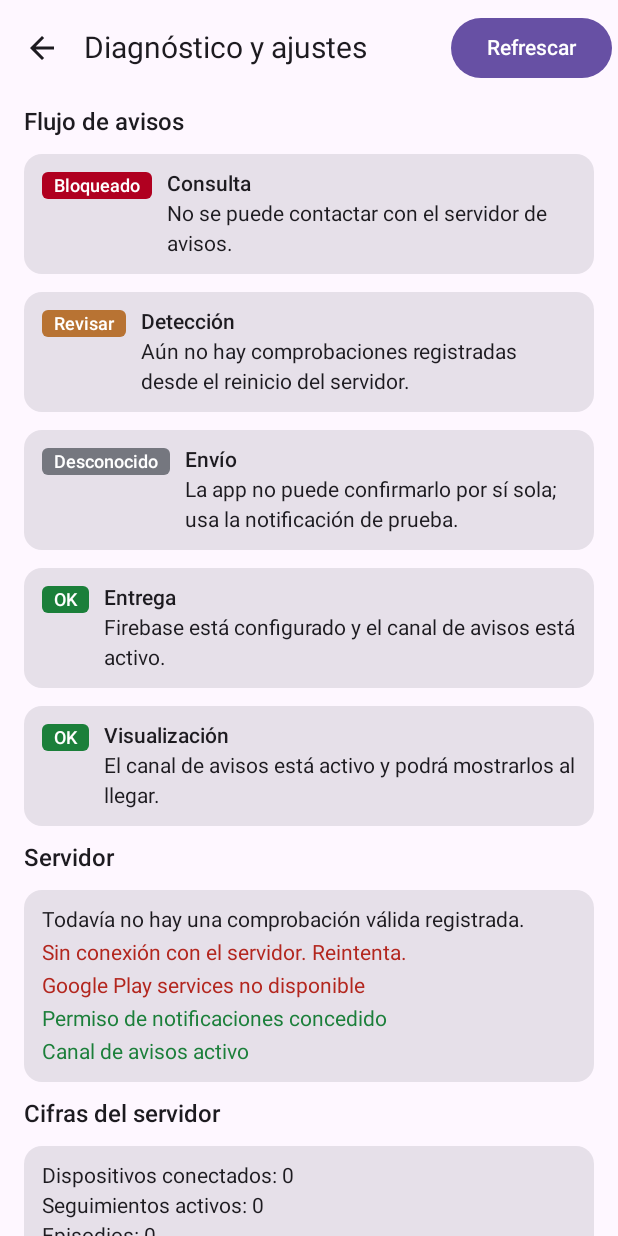
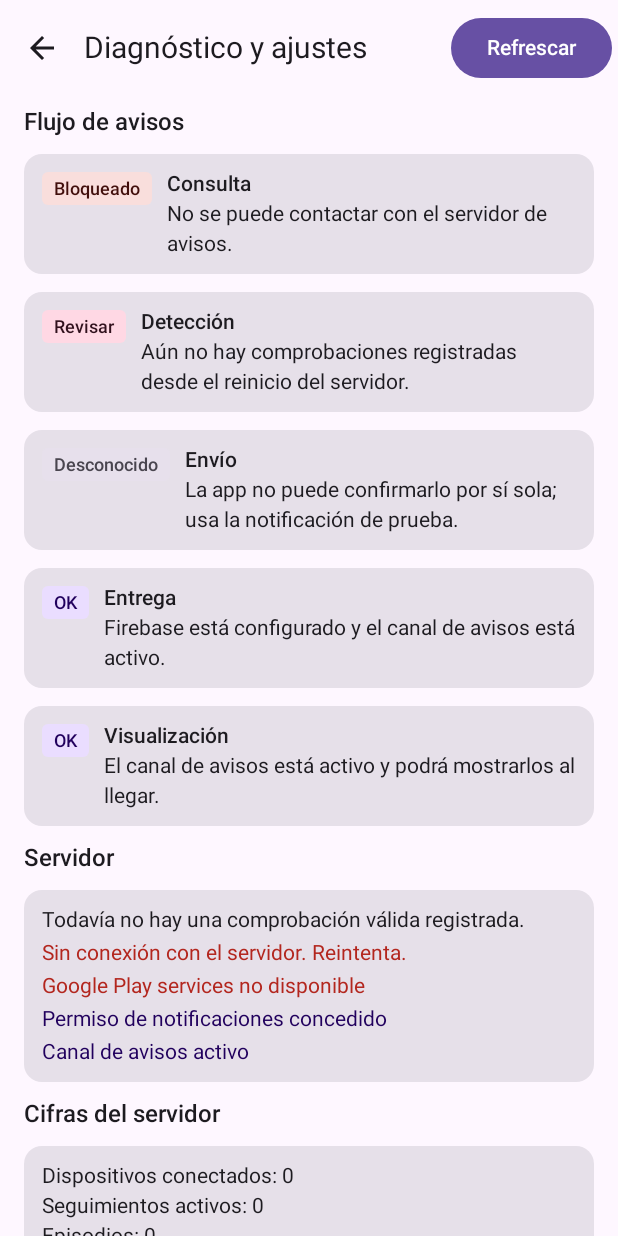
Before and after one commit to Pablovb019/renfe-notifier-android, an Android app built with Jetpack Compose: the DiagnosticsScreen screen opened through its navigation route, on a phone screen of 412 x 824 dp. Run offline under Robolectric (Android 15) with nearby library versions, the light colour scheme and no system bars; network calls fail; pictures from the network do not load.

Commit message:
fase 5: migracion de colores

```diff
--- a/android/app/src/main/java/com/pablovb019/renfenotifier/feature/diagnostics/DiagnosticsScreen.kt
+++ b/android/app/src/main/java/com/pablovb019/renfenotifier/feature/diagnostics/DiagnosticsScreen.kt
@@ -1,15 +1,12 @@
 package com.pablovb019.renfenotifier.feature.diagnostics
 
-import androidx.compose.foundation.background
 import androidx.compose.foundation.layout.Arrangement
-import androidx.compose.foundation.layout.Box
 import androidx.compose.foundation.layout.Column
 import androidx.compose.foundation.layout.Row
 import androidx.compose.foundation.layout.fillMaxSize
 import androidx.compose.foundation.layout.fillMaxWidth
 import androidx.compose.foundation.layout.padding
 import androidx.compose.foundation.rememberScrollState
-import androidx.compose.foundation.shape.RoundedCornerShape
 import androidx.compose.foundation.verticalScroll
 import androidx.compose.material.icons.Icons
 import androidx.compose.material.icons.automirrored.filled.ArrowBack
@@ -28,7 +25,6 @@ import androidx.compose.runtime.LaunchedEffect
 import androidx.compose.runtime.getValue
 import androidx.compose.ui.Alignment
 import androidx.compose.ui.Modifier
-import androidx.compose.ui.graphics.Color
 import androidx.compose.ui.res.stringResource
 import androidx.compose.ui.unit.dp
 import androidx.lifecycle.ViewModelProvider
@@ -39,6 +35,8 @@ import com.pablovb019.renfenotifier.core.diagnostics.AndroidDeviceEnvironment
 import com.pablovb019.renfenotifier.core.network.ApiModule
 import com.pablovb019.renfenotifier.core.security.PreferencesRepository
 import com.pablovb019.renfenotifier.feature.followups.MadridFormat
+import com.pablovb019.renfenotifier.ui.components.BadgeType
+import com.pablovb019.renfenotifier.ui.components.RenfeStatusBadge
 import com.pablovb019.renfenotifier.ui.components.ThemeModeSelector
 import com.pablovb019.renfenotifier.ui.theme.ThemeMode
 import com.pablovb019.renfenotifier.ui.theme.ThemeViewModel
@@ -214,20 +212,11 @@ private fun StageCard(stage: DiagnosticStage) {
             horizontalArrangement = Arrangement.spacedBy(10.dp),
             verticalAlignment = Alignment.Top,
         ) {
-            Box(
-                modifier = Modifier
-                    .background(
-                        color = statusColor(stage.status),
-                        shape = RoundedCornerShape(4.dp),
-                    )
-                    .padding(horizontal = 8.dp, vertical = 2.dp),
-            ) {
-                Text(
-                    text = stringResource(statusLabel(stage.status)),
-                    style = MaterialTheme.typography.labelSmall,
-                    color = Color.White,
-                )
-            }
+            RenfeStatusBadge(
+                label = stringResource(statusLabel(stage.status)),
+                icon = null,
+                type = statusType(stage.status),
+            )
             Column(verticalArrangement = Arrangement.spacedBy(4.dp)) {
                 Text(
                     text = stringResource(stageLabel(stage.kind)),
@@ -279,7 +268,7 @@ private fun ServerCard(uiState: DiagnosticsUiState) {
                     },
                 ),
                 color = if (uiState.googlePlayServicesAvailable) {
-                    Color(0xFF1B7F3A)
+                    MaterialTheme.colorScheme.onPrimaryContainer
                 } else {
                     MaterialTheme.colorScheme.error
                 },
@@ -294,7 +283,7 @@ private fun ServerCard(uiState: DiagnosticsUiState) {
                     },
                 ),
                 color = if (uiState.postNotificationsGranted) {
-                    Color(0xFF1B7F3A)
+                    MaterialTheme.colorScheme.onPrimaryContainer
                 } else {
                     MaterialTheme.colorScheme.error
                 },
@@ -309,7 +298,7 @@ private fun ServerCard(uiState: DiagnosticsUiState) {
                     },
                 ),
                 color = if (uiState.fcmChannelEnabled) {
-                    Color(0xFF1B7F3A)
+                    MaterialTheme.colorScheme.onPrimaryContainer
                 } else {
                     MaterialTheme.colorScheme.error
                 },
@@ -447,11 +436,11 @@ private fun statusLabel(status: StageStatus): Int = when (status) {
     StageStatus.UNKNOWN -> R.string.diag_status_unknown
 }
 
-private fun statusColor(status: StageStatus): Color = when (status) {
-    StageStatus.OK -> Color(0xFF1B7F3A)
-    StageStatus.ATTENTION -> Color(0xFFB87333)
-    StageStatus.BLOCKED -> Color(0xFFB00020)
-    StageStatus.UNKNOWN -> Color(0xFF75777F)
+private fun statusType(status: StageStatus): BadgeType = when (status) {
+    StageStatus.OK -> BadgeType.SUCCESS
+    StageStatus.ATTENTION -> BadgeType.WARNING
+    StageStatus.BLOCKED -> BadgeType.ERROR
+    StageStatus.UNKNOWN -> BadgeType.NEUTRAL
 }
 
 private fun formatBytes(value: Long): String = when {
--- a/android/app/src/main/java/com/pablovb019/renfenotifier/feature/followups/FollowUpDetailScreen.kt
+++ b/android/app/src/main/java/com/pablovb019/renfenotifier/feature/followups/FollowUpDetailScreen.kt
@@ -412,7 +412,7 @@ private fun lifecycleLabel(value: String): String = when (value) {
 @Composable
 private fun lifecycleColor(value: String)
         : androidx.compose.ui.graphics.Color = when (value) {
-    FollowUpLifecycle.ACTIVE -> androidx.compose.ui.graphics.Color(0xFF1B7F3A)
+    FollowUpLifecycle.ACTIVE -> MaterialTheme.colorScheme.onPrimaryContainer
     FollowUpLifecycle.PAUSED -> MaterialTheme.colorScheme.tertiary
     FollowUpLifecycle.EXPIRED -> MaterialTheme.colorScheme.error
     else -> MaterialTheme.colorScheme.onSurfaceVariant
@@ -421,7 +421,7 @@ private fun lifecycleColor(value: String)
 @Composable
 private fun availabilityColor(value: String)
         : androidx.compose.ui.graphics.Color = when (value) {
-    "available" -> androidx.compose.ui.graphics.Color(0xFF1B7F3A)
+    "available" -> MaterialTheme.colorScheme.onPrimaryContainer
     "unavailable" -> MaterialTheme.colorScheme.error
     else -> MaterialTheme.colorScheme.onSurfaceVariant
 }
--- a/android/app/src/main/java/com/pablovb019/renfenotifier/feature/followups/FollowUpsScreen.kt
+++ b/android/app/src/main/java/com/pablovb019/renfenotifier/feature/followups/FollowUpsScreen.kt
@@ -236,7 +236,7 @@ private fun alertLabel(value: String): String = when (value) {
 @Composable
 private fun lifecycleColor(value: String)
         : androidx.compose.ui.graphics.Color = when (value) {
-    "active" -> androidx.compose.ui.graphics.Color(0xFF1B7F3A)
+    "active" -> MaterialTheme.colorScheme.onPrimaryContainer
     "paused" -> MaterialTheme.colorScheme.tertiary
     "expired" -> MaterialTheme.colorScheme.error
     else -> MaterialTheme.colorScheme.onSurfaceVariant
@@ -245,7 +245,7 @@ private fun lifecycleColor(value: String)
 @Composable
 private fun availabilityColor(value: String)
         : androidx.compose.ui.graphics.Color = when (value) {
-    "available" -> androidx.compose.ui.graphics.Color(0xFF1B7F3A)
+    "available" -> MaterialTheme.colorScheme.onPrimaryContainer
     "unavailable" -> MaterialTheme.colorScheme.error
     else -> MaterialTheme.colorScheme.onSurfaceVariant
 }
--- a/android/app/src/main/java/com/pablovb019/renfenotifier/feature/search/SearchScreen.kt
+++ b/android/app/src/main/java/com/pablovb019/renfenotifier/feature/search/SearchScreen.kt
@@ -498,7 +498,7 @@ private fun formatTime(value: String?): String = value?.take(5) ?: "--:--"
 
 @Composable
 private fun availabilityColor(value: String) = when (value) {
-    Availability.AVAILABLE -> androidx.compose.ui.graphics.Color(0xFF1B7F3A)
+    Availability.AVAILABLE -> MaterialTheme.colorScheme.onPrimaryContainer
     Availability.NO_AVAILABILITY -> MaterialTheme.colorScheme.error
     else -> MaterialTheme.colorScheme.onSurfaceVariant
 }
--- a/android/app/src/main/java/com/pablovb019/renfenotifier/ui/components/RenfeStatusBadge.kt
+++ b/android/app/src/main/java/com/pablovb019/renfenotifier/ui/components/RenfeStatusBadge.kt
@@ -16,7 +16,7 @@ import androidx.compose.ui.graphics.vector.ImageVector
 import androidx.compose.ui.unit.dp
 
 /** Tipo de estado representado por una [RenfeStatusBadge]. */
-enum class RenfeStatusType { SUCCESS, WARNING, ERROR, NEUTRAL }
+enum class BadgeType { SUCCESS, WARNING, ERROR, NEUTRAL }
 
 /**
  * Insignia compacta de estado: fondo tintado con color del esquema (SUCCESS ->
@@ -28,19 +28,19 @@ fun RenfeStatusBadge(
     label: String,
     icon: ImageVector?,
     modifier: Modifier = Modifier,
-    type: RenfeStatusType = RenfeStatusType.NEUTRAL,
+    type: BadgeType = BadgeType.NEUTRAL,
 ) {
     val container = when (type) {
-        RenfeStatusType.SUCCESS -> MaterialTheme.colorScheme.primaryContainer
-        RenfeStatusType.WARNING -> MaterialTheme.colorScheme.tertiaryContainer
-        RenfeStatusType.ERROR -> MaterialTheme.colorScheme.errorContainer
-        RenfeStatusType.NEUTRAL -> MaterialTheme.colorScheme.surfaceVariant
+        BadgeType.SUCCESS -> MaterialTheme.colorScheme.primaryContainer
+        BadgeType.WARNING -> MaterialTheme.colorScheme.tertiaryContainer
+        BadgeType.ERROR -> MaterialTheme.colorScheme.errorContainer
+        BadgeType.NEUTRAL -> MaterialTheme.colorScheme.surfaceVariant
     }
     val content = when (type) {
-        RenfeStatusType.SUCCESS -> MaterialTheme.colorScheme.onPrimaryContainer
-        RenfeStatusType.WARNING -> MaterialTheme.colorScheme.onTertiaryContainer
-        RenfeStatusType.ERROR -> MaterialTheme.colorScheme.onErrorContainer
-        RenfeStatusType.NEUTRAL -> MaterialTheme.colorScheme.onSurfaceVariant
+        BadgeType.SUCCESS -> MaterialTheme.colorScheme.onPrimaryContainer
+        BadgeType.WARNING -> MaterialTheme.colorScheme.onTertiaryContainer
+        BadgeType.ERROR -> MaterialTheme.colorScheme.onErrorContainer
+        BadgeType.NEUTRAL -> MaterialTheme.colorScheme.onSurfaceVariant
     }
     Row(
         modifier = modifier
```
Also changed, not shown: android/app/src/debug/java/com/pablovb019/renfenotifier/ui/components/RenfeComponentsPreviews.kt (+4 -4 lines), 3 other files.
